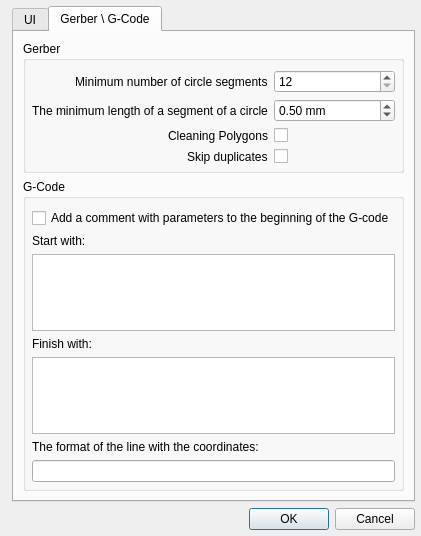
aLDime/GERBER_X2, file G2G/settingsdialog.ui: the form before one commit.
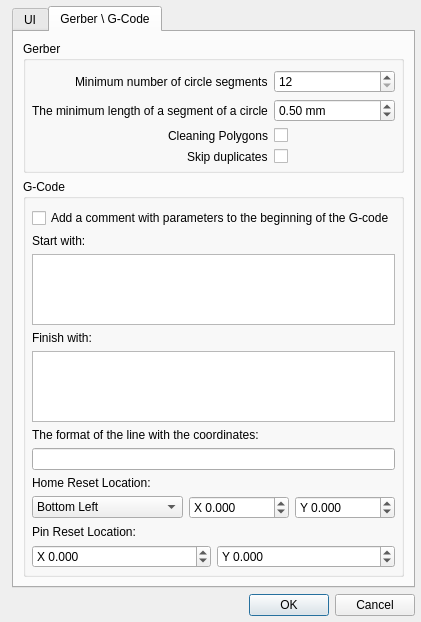
The form after the commit. Custom widgets are drawn as their Qt base class.

Diff of the .ui file:
```diff
--- a/G2G/settingsdialog.ui
+++ b/G2G/settingsdialog.ui
@@ -6,8 +6,8 @@
    <rect>
     <x>0</x>
     <y>0</y>
-    <width>405</width>
-    <height>536</height>
+    <width>384</width>
+    <height>584</height>
    </rect>
   </property>
   <property name="windowTitle">
@@ -354,6 +354,134 @@
             </property>
            </widget>
           </item>
+          <item>
+           <widget class="QLabel" name="label_4">
+            <property name="text">
+             <string>Home Reset Location:</string>
+            </property>
+           </widget>
+          </item>
+          <item>
+           <layout class="QHBoxLayout" name="horizontalLayout">
+            <item>
+             <widget class="QComboBox" name="cbxHomePos">
+              <property name="sizePolicy">
+               <sizepolicy hsizetype="MinimumExpanding" vsizetype="Fixed">
+                <horstretch>0</horstretch>
+                <verstretch>0</verstretch>
+               </sizepolicy>
+              </property>
+              <item>
+               <property name="text">
+                <string>Bottom Left</string>
+               </property>
+              </item>
+              <item>
+               <property name="text">
+                <string>Bottom Right</string>
+               </property>
+              </item>
+              <item>
+               <property name="text">
+                <string>Top Left</string>
+               </property>
+              </item>
+              <item>
+               <property name="text">
+                <string>Top Right</string>
+               </property>
+              </item>
+             </widget>
+            </item>
+            <item>
+             <widget class="DoubleSpinBox" name="dsbxHomeX">
+              <property name="minimumSize">
+               <size>
+                <width>100</width>
+                <height>0</height>
+               </size>
+              </property>
+              <property name="prefix">
+               <string>X </string>
+              </property>
+              <property name="decimals">
+               <number>3</number>
+              </property>
+              <property name="minimum">
+               <double>-1000.000000000000000</double>
+              </property>
+              <property name="maximum">
+               <double>1000.000000000000000</double>
+              </property>
+             </widget>
+            </item>
+            <item>
+             <widget class="DoubleSpinBox" name="dsbxHomeY">
+              <property name="minimumSize">
+               <size>
+                <width>100</width>
+                <height>0</height>
+               </size>
+              </property>
+              <property name="prefix">
+               <string>Y </string>
+              </property>
+              <property name="decimals">
+               <number>3</number>
+              </property>
+              <property name="minimum">
+               <double>-1000.000000000000000</double>
+              </property>
+              <property name="maximum">
+               <double>1000.000000000000000</double>
+              </property>
+             </widget>
+            </item>
+           </layout>
+          </item>
+          <item>
+           <widget class="QLabel" name="label_5">
+            <property name="text">
+             <string>Pin Reset Location:</string>
+            </property>
+           </widget>
+          </item>
+          <item>
+           <layout class="QHBoxLayout" name="horizontalLayout_2">
+            <item>
+             <widget class="DoubleSpinBox" name="dsbxPinX">
+              <property name="prefix">
+               <string>X </string>
+              </property>
+              <property name="decimals">
+               <number>3</number>
+              </property>
+              <property name="minimum">
+               <double>-1000.000000000000000</double>
+              </property>
+              <property name="maximum">
+               <double>1000.000000000000000</double>
+              </property>
+             </widget>
+            </item>
+            <item>
+             <widget class="DoubleSpinBox" name="dsbxPinY">
+              <property name="prefix">
+               <string>Y </string>
+              </property>
+              <property name="decimals">
+               <number>3</number>
+              </property>
+              <property name="minimum">
+               <double>-1000.000000000000000</double>
+              </property>
+              <property name="maximum">
+               <double>1000.000000000000000</double>
+              </property>
+             </widget>
+            </item>
+           </layout>
+          </item>
          </layout>
         </widget>
        </item>
```
